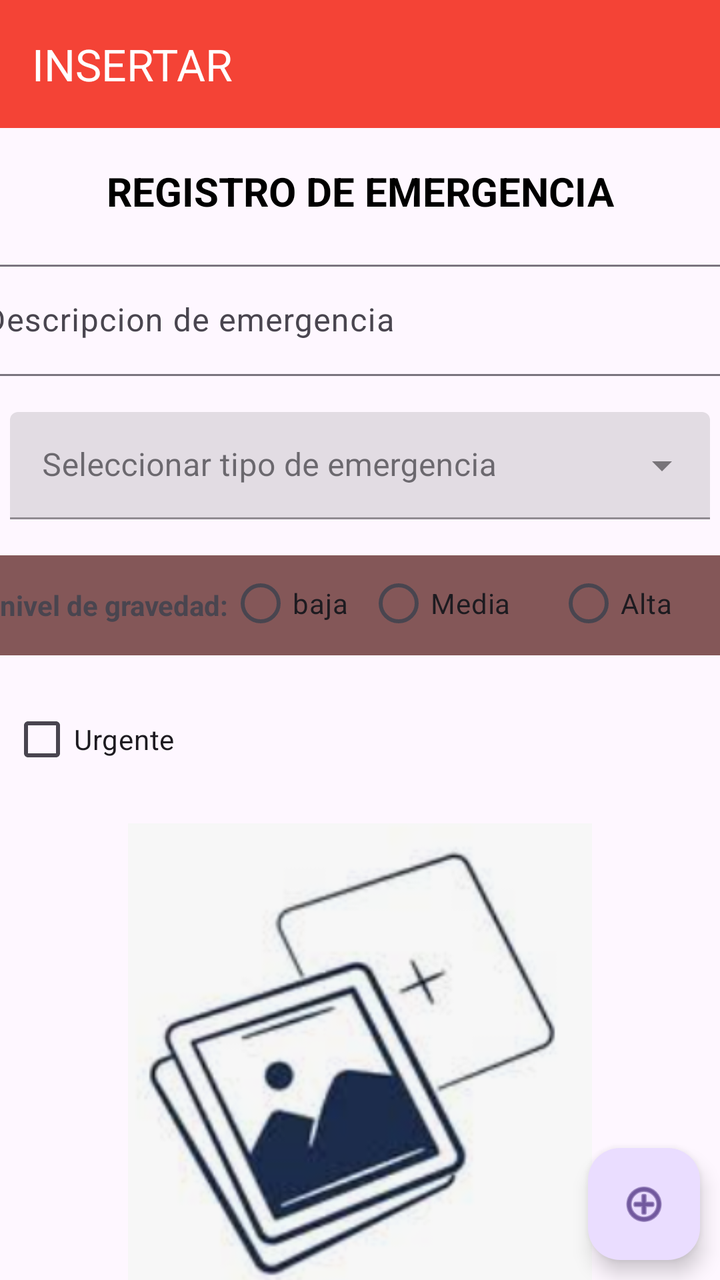
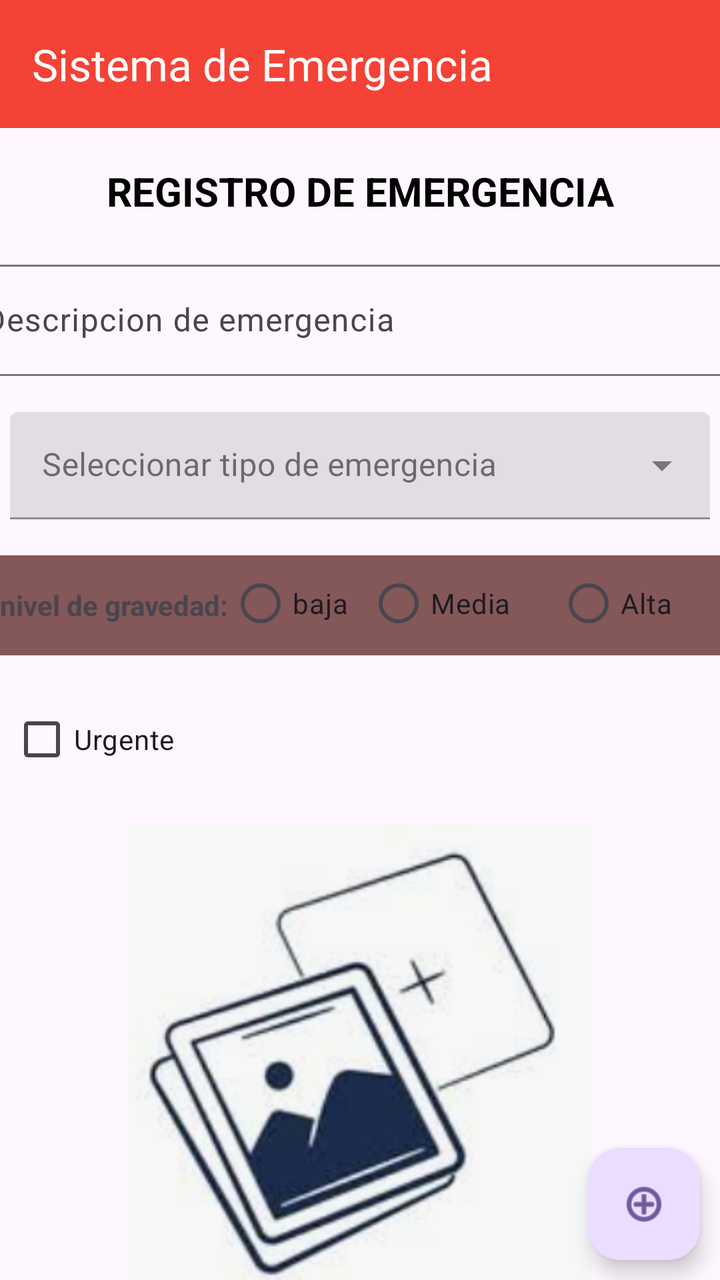

The first picture is an Android layout as it rendered before a commit; the second is the same layout after the commit. The layout source and the unified diff follow.
<!-- AndroidManifest.xml: application theme Theme.APPEJEMPLO2Semana3XML -->
<!-- res/layout/activity_insertar.xml -->
<?xml version="1.0" encoding="utf-8"?>
<androidx.constraintlayout.widget.ConstraintLayout xmlns:android="http://schemas.android.com/apk/res/android"
    xmlns:app="http://schemas.android.com/apk/res-auto"
    xmlns:tools="http://schemas.android.com/tools"
    android:id="@+id/main"
    android:layout_width="match_parent"
    android:layout_height="match_parent"
    tools:context=".InsertarActivity"
    android:layout_gravity="center_vertical">

    <TextView
        android:id="@+id/textView"
        style="@style/title"
        android:layout_width="match_parent"
        android:layout_height="wrap_content"
        android:layout_marginTop="@dimen/altura_view"
        android:text="REGISTRO DE EMERGENCIA"
        android:textAlignment="center"
        android:textSize="20sp"
        android:textStyle="bold"
        app:layout_constraintEnd_toEndOf="parent"
        app:layout_constraintHorizontal_bias="0.0"
        app:layout_constraintStart_toStartOf="parent"
        app:layout_constraintTop_toBottomOf="@+id/toolbar2" />

    <androidx.appcompat.widget.Toolbar
        android:id="@+id/toolbar2"
        android:layout_width="match_parent"
        android:layout_height="wrap_content"
        android:background="?attr/colorPrimary"
        android:minHeight="?attr/actionBarSize"
        android:theme="?attr/actionBarTheme"
        app:layout_constraintEnd_toEndOf="parent"
        app:layout_constraintStart_toStartOf="parent"
        app:layout_constraintTop_toTopOf="parent"
        app:title="INSERTAR"
        app:titleTextColor="@color/white"/>



    <com.google.android.material.textfield.TextInputLayout
        android:id="@+id/textInputLayout"
        android:layout_width="409dp"
        android:layout_height="wrap_content"
        android:layout_marginStart="5dp"
        android:layout_marginTop="@dimen/altura_view"
        android:layout_marginEnd="5dp"
        app:layout_constraintEnd_toEndOf="parent"
        app:layout_constraintStart_toStartOf="parent"
        app:layout_constraintTop_toBottomOf="@+id/textView">

        <com.google.android.material.textfield.TextInputEditText
            android:id="@+id/txtDescripcion"
            android:layout_width="match_parent"
            android:layout_height="wrap_content"
            android:hint="Descripcion de emergencia"
            android:textAlignment="viewStart" />
    </com.google.android.material.textfield.TextInputLayout>

    <com.google.android.material.textfield.TextInputLayout
        android:id="@+id/textInputLayout2"
        style="@style/Widget.MaterialComponents.TextInputLayout.FilledBox.Dense.ExposedDropdownMenu"
        android:layout_width="0dp"
        android:layout_height="wrap_content"
        android:layout_marginStart="5dp"
        android:layout_marginTop="@dimen/altura_view"
        android:layout_marginEnd="5dp"
        app:layout_constraintEnd_toEndOf="parent"
        app:layout_constraintStart_toStartOf="parent"
        app:layout_constraintTop_toBottomOf="@+id/textInputLayout">

        <com.google.android.material.textfield.MaterialAutoCompleteTextView
            android:id="@+id/listaTipo"
            android:layout_width="match_parent"
            android:layout_height="wrap_content"
            android:hint="Seleccionar tipo de emergencia"
            tools:ignore="SpeakableTextPresentCheck,SpeakableTextPresentCheck" />
    </com.google.android.material.textfield.TextInputLayout>

    <LinearLayout
        android:id="@+id/linearLayout_radiobtn"
        android:layout_width="0dp"
        android:layout_height="50dp"
        android:layout_marginTop="@dimen/altura_view"
        android:background="#E3754444"
        android:gravity="center_vertical"
        android:orientation="horizontal"
        app:layout_constraintEnd_toEndOf="parent"
        app:layout_constraintHorizontal_bias="1.0"
        app:layout_constraintStart_toStartOf="parent"
        app:layout_constraintTop_toBottomOf="@+id/textInputLayout2">

        <TextView
            android:id="@+id/textView4"
            android:layout_width="wrap_content"
            android:layout_height="wrap_content"
            android:layout_weight="0"
            android:text="nivel de gravedad:"
            android:textStyle="bold" />

        <RadioGroup
            android:layout_width="wrap_content"
            android:layout_height="match_parent"
            android:layout_weight="0"
            android:orientation="horizontal">

            <RadioButton
                android:id="@+id/rbBaja"
                android:layout_width="69dp"
                android:layout_height="48dp"
                android:text="baja"
                tools:ignore="TouchTargetSizeCheck" />

            <RadioButton
                android:id="@+id/rbMedia"
                android:layout_width="95dp"
                android:layout_height="48dp"
                android:text="Media" />

            <RadioButton
                android:id="@+id/rbAlta"
                android:layout_width="76dp"
                android:layout_height="48dp"
                android:text="Alta" />
        </RadioGroup>
    </LinearLayout>

    <LinearLayout
        android:id="@+id/linearLayout"
        android:layout_width="match_parent"
        android:layout_height="wrap_content"
        android:layout_marginStart="5dp"
        android:layout_marginTop="@dimen/altura_view"
        android:layout_marginEnd="5dp"
        android:orientation="horizontal"
        app:layout_constraintEnd_toEndOf="parent"
        app:layout_constraintHorizontal_bias="1.0"
        app:layout_constraintStart_toStartOf="parent"
        app:layout_constraintTop_toBottomOf="@+id/linearLayout_radiobtn">

        <CheckBox
            android:id="@+id/cbxUregente"
            android:layout_width="wrap_content"
            android:layout_height="wrap_content"
            android:layout_weight="1"
            android:text="Urgente" />
    </LinearLayout>

    <ImageView
        android:id="@+id/imgFoto"
        android:layout_width="240dp"
        android:layout_height="240dp"
        android:layout_marginTop="@dimen/altura_view"
        app:layout_constraintEnd_toEndOf="parent"
        app:layout_constraintStart_toStartOf="parent"
        app:layout_constraintTop_toBottomOf="@+id/linearLayout"
        app:srcCompat="@drawable/img_1" />

    <com.google.android.material.floatingactionbutton.FloatingActionButton
        android:id="@+id/btnGuardar"
        android:layout_width="wrap_content"
        android:layout_height="wrap_content"
        android:layout_marginEnd="10dp"
        android:layout_marginBottom="10dp"
        android:clickable="true"
        app:layout_constraintBottom_toBottomOf="parent"
        app:layout_constraintEnd_toEndOf="parent"
        app:srcCompat="@android:drawable/ic_menu_add"
        tools:ignore="SpeakableTextPresentCheck" />

</androidx.constraintlayout.widget.ConstraintLayout>
<!-- resources referenced by this layout -->
<resources>
  <color name="white">#FFFFFFFF</color>
  <dimen name="altura_view">18dp</dimen>
  <!-- drawable img_1: png bitmap (drawable, 74830 bytes) -->
  <style name="title">
          <item name="android:textSize">20sp</item>
          <item name="android:textColor">@color/black</item>
          <item name="android:textStyle">bold</item>
          <item name="android:shadowColor">@color/gris</item>
          <item name="android:shadowDx">5</item>
          <item name="android:shadowDy">5</item>
      </style>
  <style name="Theme.APPEJEMPLO2Semana3XML" parent="Base.Theme.APPEJEMPLO2Semana3XML" />
  <color name="black">#FF000000</color>
  <color name="gris">#808080</color>
  <style name="Base.Theme.APPEJEMPLO2Semana3XML" parent="Theme.Material3.DayNight.NoActionBar">
          
          <item name="colorPrimary">@color/rojo_500</item>
          <item name="android:colorPrimaryDark">@color/rojo_700</item>
          <item name="colorAccent">@color/rojo_300</item>
      </style>
  <color name="rojo_500">#F44336</color>
  <color name="rojo_700">#D32F2F</color>
  <color name="rojo_300">#FF4081</color>
</resources>

<!-- the commit's change to res/layout/activity_insertar.xml (unified diff, before → after) -->
@@ -29,11 +29,11 @@
         android:layout_height="wrap_content"
         android:background="?attr/colorPrimary"
         android:minHeight="?attr/actionBarSize"
-        android:theme="?attr/actionBarTheme"
+        android:theme="@style/EstiloToolBar"
         app:layout_constraintEnd_toEndOf="parent"
         app:layout_constraintStart_toStartOf="parent"
         app:layout_constraintTop_toTopOf="parent"
-        app:title="INSERTAR"
+        app:title="@string/titulo"
         app:titleTextColor="@color/white"/>
 
 
<!-- resource entries referenced after the edit -->
@@ -3,6 +3,10 @@
   <color name="white">#FFFFFFFF</color>
   <dimen name="altura_view">18dp</dimen>
   <!-- drawable img_1: png bitmap (drawable, 74830 bytes) -->
+  <string name="titulo">Sistema de Emergencia</string>
+  <style name="EstiloToolBar" parent="ThemeOverlay.AppCompat.Dark.ActionBar">
+          <item name="colorControlNormal">@color/white</item>
+      </style>
   <style name="title">
           <item name="android:textSize">20sp</item>
           <item name="android:textColor">@color/black</item>
